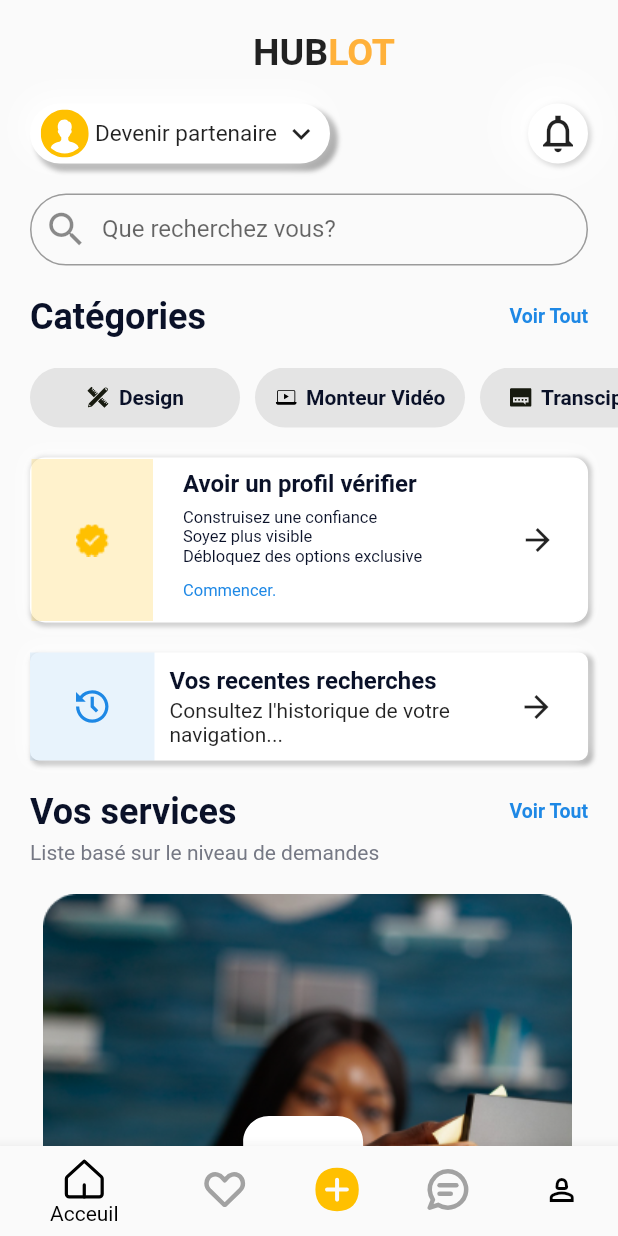
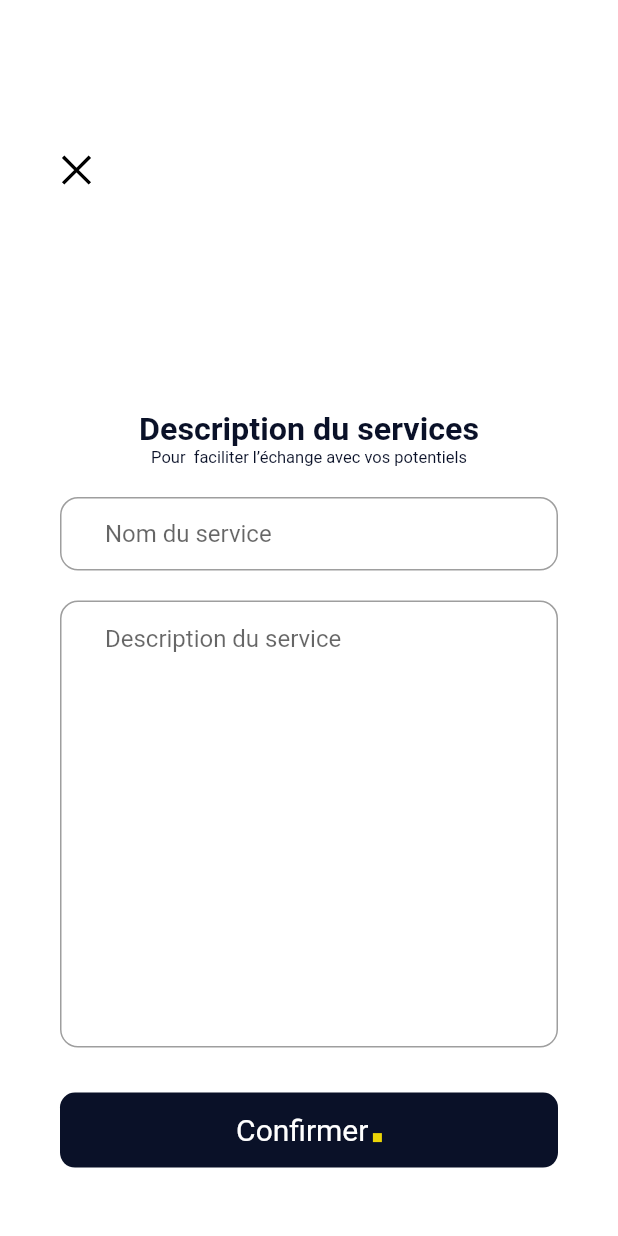
Before and after one commit to Hublot-Tech/hublot-app, a Flutter app: the HomeScreen screen opened by its route, after a tap on an icon or button, on a phone screen of 412 x 824 dp. Run offline on Flutter 3.47's test engine with Material 2 defaults, Android fonts, the phone set to English and light mode, and no system bars; our stand-ins replace flutter_svg, google_sign_in, shimmer; network calls fail.

Commit message:
ajout du pack service de la partie provider

```diff
--- a/app/lib/configuration.dart
+++ b/app/lib/configuration.dart
@@ -4,11 +4,12 @@
 const kyellowColor = Color.fromRGBO(255, 192, 0, 1);
 const kprimaryColor = Color.fromRGBO(10, 17, 40, 1);
 const ksecondaryColor = Color.fromRGBO(100, 100, 100, 1);
+const kbottonColor = Color.fromRGBO(100, 100, 100, 40);
 Text textPresentation(
     {required String msg,
     double size = 30,
     Color color = kprimaryColor,
-    TextAlign textAlign=TextAlign.center,
+    TextAlign textAlign = TextAlign.center,
     required FontWeight fontWeight}) {
   return Text(
     msg,
--- a/app/lib/main.dart
+++ b/app/lib/main.dart
@@ -12,7 +12,7 @@
   @override
   Widget build(BuildContext context) {
     return MaterialApp(
-      color: Colors.white,
+      theme: ThemeData(primaryColor: Colors.amber),
       routes: route,
       debugShowCheckedModeBanner: false,
       initialRoute: PresentationScreen.routeName,
--- a/app/lib/route.dart
+++ b/app/lib/route.dart
@@ -1,6 +1,7 @@
 import 'package:app/screens/part_customer/account_tab/account_tab.dart';
 import 'package:app/screens/part_customer/city_screen_choice/city_screen.dart';
 import 'package:app/screens/part_customer/language_screen/language_screen.dart';
+import 'package:app/screens/part_provider/add_service/description_service/description_screen.dart';
 import 'package:app/screens/part_provider/home_screen/home_screen.dart';
 import 'package:flutter/material.dart';
 import 'package:app/screens/part_customer/answer_screen/answer_screen.dart';
@@ -24,5 +25,6 @@
   AccountTab.routeName: (context) => const AccountTab(),
   LanguageScreen.routeName: (context) => const LanguageScreen(),
   CityScreen.routeName: (context) => const CityScreen(),
-  HomeScreen.routeName:(context) => const HomeScreen()
+  HomeScreen.routeName:(context) => const HomeScreen(),
+  DescriptionScreen.routeName:(context) => const DescriptionScreen(),
 };
--- a/app/lib/screens/authentification/registration_screen/component/button_custom.dart
+++ b/app/lib/screens/authentification/registration_screen/component/button_custom.dart
@@ -1,33 +1,39 @@
 import 'package:app/configuration.dart';
 import 'package:flutter/material.dart';
 
-class ButtomCustom extends StatelessWidget {
+class ButtomCustom extends StatefulWidget {
   const ButtomCustom({
     super.key,
     required this.press,
     required this.msg,
-    this.color=ksecondaryColor,
+    this.color = kbottonColor,
   });
   final GestureCancelCallback press;
   final String msg;
   final Color color;
+
+  @override
+  State<ButtomCustom> createState() => _ButtomCustomState();
+}
+
+class _ButtomCustomState extends State<ButtomCustom> {
   @override
   Widget build(BuildContext context) {
     return GestureDetector(
-      onTap: press,
+      onTap: widget.press,
       child: Container(
         width: 390,
         height: 50,
         decoration: BoxDecoration(
           borderRadius: BorderRadius.circular(10),
-          color: color,
+          color: widget.color,
         ),
         child: Center(
           child: Row(
             mainAxisAlignment: MainAxisAlignment.center,
             children: [
               Text(
-                msg,
+                widget.msg,
                 textAlign: TextAlign.center,
                 style: const TextStyle(
                   fontSize: 20,
--- /dev/null
+++ b/app/lib/screens/part_provider/add_service/description_service/components/background_add_service.dart
@@ -0,0 +1,52 @@
+import 'package:flutter/material.dart';
+
+class BackgroundAddService extends StatelessWidget {
+  const BackgroundAddService({
+    super.key,
+    required this.widget,
+  });
+  final Widget widget;
+  @override
+  Widget build(BuildContext context) {
+    return Stack(
+      children: [
+        SingleChildScrollView(
+          child: Column(
+            children: [
+              Container(
+                height: 165,
+                decoration: const BoxDecoration(
+                  color: Colors.transparent,
+                ),
+              ),
+              Container(
+                height: 705,
+                decoration: BoxDecoration(
+                  color: Colors.white,
+                  border: Border.all(color: Colors.white),
+                  borderRadius: BorderRadius.only(
+                      topLeft: Radius.circular(30),
+                      topRight: Radius.circular(30)),
+                ),
+              ),
+            ],
+          ),
+        ),
+        DraggableScrollableSheet(
+            maxChildSize: .9,
+            minChildSize: .5,
+            initialChildSize: .9,
+            builder: (context, scroolController) {
+              return Container(
+                margin: EdgeInsets.only(left: 20, right: 20),
+                decoration: BoxDecoration(
+                    color: Colors.white,
+                    borderRadius: BorderRadius.circular(30)),
+                child: SingleChildScrollView(
+                    controller: scroolController, child: widget),
+              );
+            }),
+      ],
+    );
+  }
+}
--- /dev/null
+++ b/app/lib/screens/part_provider/add_service/description_service/components/body.dart
@@ -0,0 +1,103 @@
+import 'package:app/configuration.dart';
+import 'package:flutter/material.dart';
+import 'package:flutter_svg/svg.dart';
+
+import '../../../../authentification/registration_screen/component/button_custom.dart';
+import '../../../home_screen/home_screen.dart';
+import 'background_add_service.dart';
+
+class Body extends StatefulWidget {
+  const Body({super.key});
+
+  @override
+  State<Body> createState() => _BodyState();
+}
+
+class _BodyState extends State<Body> {
+  @override
+  Widget build(BuildContext context) {
+    TextEditingController nameService = TextEditingController();
+    TextEditingController descriptionService = TextEditingController();
+
+    int val = 2;
+    return BackgroundAddService(
+      widget: Column(
+        children: [
+          Padding(
+            padding: const EdgeInsets.only(left: 21, top: 21),
+            child: Row(
+              children: [
+                GestureDetector(
+                  onTap: () {
+                    Navigator.pushNamed(context, HomeScreen.routeName);
+                  },
+                  child: SizedBox(
+                    width: 20,
+                    height: 20,
+                    child: SvgPicture.asset("img/croix.svg"),
+                  ),
+                ),
+              ],
+            ),
+          ),
+          const SizedBox(height: 150),
+          textPresentation(
+              msg: "Description du services",
+              fontWeight: FontWeight.bold,
+              size: 21.5),
+          textPresentation(
+              msg: "Pour  faciliter l’échange avec vos potentiels ",
+              fontWeight: FontWeight.normal,
+              size: 11),
+          EspaceMenuWidget(),
+          Padding(
+            padding: const EdgeInsets.only(left: 20, right: 20),
+            child: Form(
+                child: Column(
+              children: [
+                TextField(
+                  controller: nameService,
+                  decoration: InputDecoration(
+                    hintText: "Nom du service ",
+                    contentPadding: EdgeInsets.only(left: 30, top: 30),
+                    border: OutlineInputBorder(
+                      borderRadius: BorderRadius.circular(12),
+                    ),
+                  ),
+                ),
+                EspaceMenuWidget(),
+                TextField(
+                  controller: descriptionService,
+                  maxLines: 14,
+                  decoration: InputDecoration(
+                    hintText: "Description du service ",
+                    contentPadding: EdgeInsets.only(left: 30, top: 32),
+                    border: OutlineInputBorder(
+                      borderRadius: BorderRadius.circular(12),
+                    ),
+                  ),
+                ),
+                EspaceMenuWidget(taille: 30),
+                ButtomCustom(
+                  color: getButtonColor(nameService, descriptionService),
+                  msg: 'Confirmer',
+                  press: () {},
+                )
+              ],
+            )),
+          )
+        ],
+      ),
+    );
+  }
+}
+
+/*
+
+*/
+Color getButtonColor(TextEditingController nameService,
+    TextEditingController descriptionService) {
+  bool isTextEntered =
+      nameService.text.isNotEmpty && descriptionService.text.isNotEmpty;
+  return isTextEntered ? Colors.blue : kprimaryColor;
+}
--- /dev/null
+++ b/app/lib/screens/part_provider/add_service/description_service/description_screen.dart
@@ -0,0 +1,16 @@
+import 'package:flutter/material.dart';
+
+import 'components/body.dart';
+
+class DescriptionScreen extends StatelessWidget {
+  const DescriptionScreen({super.key});
+  static String routeName = "/descriptionScreen";
+
+  @override
+  Widget build(BuildContext context) {
+    return const Scaffold(
+      backgroundColor: Colors.transparent,
+      body: Body(),
+    );
+  }
+}
--- a/app/lib/screens/part_provider/home_screen/components/body.dart
+++ b/app/lib/screens/part_provider/home_screen/components/body.dart
@@ -7,6 +7,7 @@
 import 'package:app/screens/part_customer/home_screens/components/notification_box.dart';
 import 'package:app/screens/part_customer/home_screens/components/row_see_more.dart';
 import 'package:app/screens/part_customer/home_screens/components/search_box.dart';
+import 'package:app/screens/part_provider/add_service/description_service/description_screen.dart';
 import 'package:flutter/material.dart';
 import 'package:flutter_svg/flutter_svg.dart';
 
@@ -165,7 +166,7 @@
                   name: "Vos services",
                   msg: "Liste basé sur le niveau de demandes",
                   press: () {}),
-              EspaceMenuWidget(),
+              const EspaceMenuWidget(),
               Padding(
                 padding: const EdgeInsets.only(right: 22),
                 child: Stack(children: [
@@ -174,7 +175,10 @@
                       left: size.width * 0.3,
                       top: size.height * 0.17,
                       child: GestureDetector(
-                          onTap: () {},
+                          onTap: () {
+                            Navigator.pushNamed(
+                                context, DescriptionScreen.routeName);
+                          },
                           child:
                               SvgPicture.asset("img/icons8_Plus_Key 1.svg"))),
                 ]),
--- a/app/pubspec.yaml
+++ b/app/pubspec.yaml
@@ -39,6 +39,7 @@
   shimmer: ^3.0.0
   google_sign_in: ^6.1.6
   http: ^1.1.0
+  google_fonts: ^6.2.0
 
 
 dev_dependencies:
```
Also changed, not shown: app/pubspec.lock, 1 other file.
